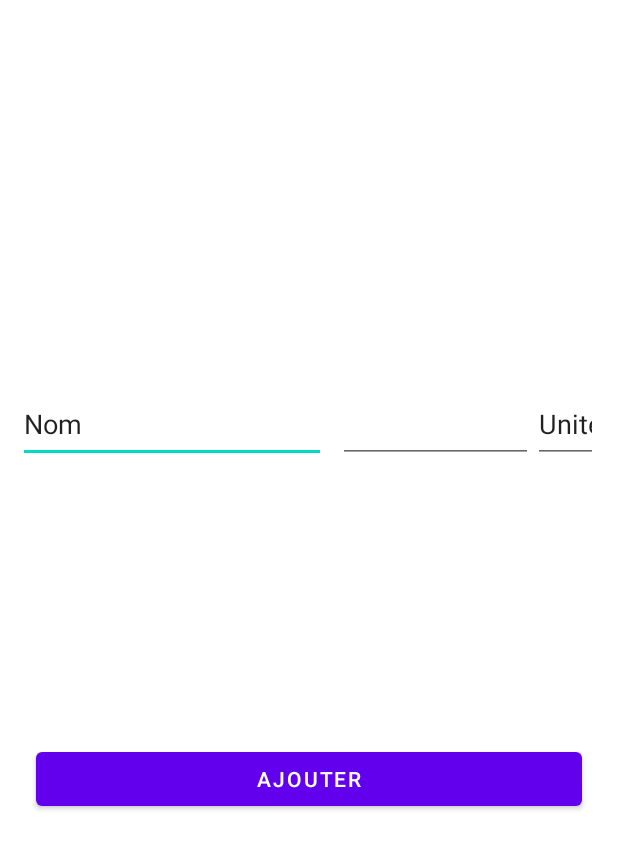
After one commit to OdArthur/LesRecettesDuPetitEtudiant, an Android app: the layout activity_add_to_basket.xml on its own in the app's theme, with its tools: preview values and no code run, on a phone screen of 412 x 824 dp. The commit adds this screen. Shown: the top 849 px of the screen. Run offline under Robolectric (Android 15) with nearby library versions, the phone set to English and light mode, and no system bars.

Commit message:
Feat :  add fuction add to basket + activity

```diff
--- a/app/src/main/java/com/example/lesrecettesdupetitetudiant/MainActivity.kt
+++ b/app/src/main/java/com/example/lesrecettesdupetitetudiant/MainActivity.kt
@@ -45,6 +45,9 @@ class MainActivity : AppCompatActivity() {
             {
                 Snackbar.make(view, "Ajouter un ingrédient au panier", Snackbar.LENGTH_LONG)
                     .setAction("Action", null).show()
+
+                /*intent = Intent(this, AddToBasket::class.java)
+                startActivity(intent)*/
             }
             else if( binding.appBarMain.toolbar.title.toString() == "Réfrigérateur" )
             {
--- /dev/null
+++ b/app/src/main/res/layout/activity_add_to_basket.xml
@@ -0,0 +1,62 @@
+<?xml version="1.0" encoding="utf-8"?>
+<androidx.constraintlayout.widget.ConstraintLayout xmlns:android="http://schemas.android.com/apk/res/android"
+    xmlns:app="http://schemas.android.com/apk/res-auto"
+    xmlns:tools="http://schemas.android.com/tools"
+    android:layout_width="match_parent"
+    android:layout_height="match_parent">
+
+    <EditText
+        android:id="@+id/BasketIngredient"
+        android:layout_width="205dp"
+        android:layout_height="51dp"
+        android:layout_marginStart="12dp"
+        android:ems="10"
+        android:inputType="textPersonName"
+        android:text="Nom"
+        app:layout_constraintBottom_toBottomOf="parent"
+        app:layout_constraintStart_toStartOf="parent"
+        app:layout_constraintTop_toTopOf="parent"
+        app:layout_constraintVertical_bias="0.333" />
+
+    <EditText
+        android:id="@+id/BasketQuantity"
+        android:layout_width="130dp"
+        android:layout_height="51dp"
+        android:layout_marginStart="8dp"
+        android:ems="10"
+        android:inputType="number"
+        app:layout_constraintBottom_toBottomOf="parent"
+        app:layout_constraintStart_toEndOf="@+id/BasketIngredient"
+        app:layout_constraintTop_toTopOf="parent"
+        app:layout_constraintVertical_bias="0.333" />
+
+    <EditText
+        android:id="@+id/BasketUnit"
+        android:layout_width="43dp"
+        android:layout_height="51dp"
+        android:layout_marginEnd="28dp"
+        android:ems="10"
+        android:inputType="textPersonName"
+        android:text="Unité"
+        app:layout_constraintBottom_toBottomOf="parent"
+        app:layout_constraintEnd_toEndOf="parent"
+        app:layout_constraintHorizontal_bias="0.0"
+        app:layout_constraintStart_toEndOf="@+id/BasketQuantity"
+        app:layout_constraintTop_toTopOf="parent"
+        app:layout_constraintVertical_bias="0.333" />
+
+    <Button
+        android:id="@+id/BTNAdd"
+        android:layout_width="0dp"
+        android:layout_height="wrap_content"
+        android:layout_marginStart="24dp"
+
+        android:layout_marginEnd="24dp"
+        android:text="Ajouter"
+        app:layout_constraintBottom_toBottomOf="parent"
+        app:layout_constraintEnd_toEndOf="parent"
+        app:layout_constraintHorizontal_bias="0.0"
+        app:layout_constraintStart_toStartOf="parent"
+        app:layout_constraintTop_toTopOf="parent"
+        app:layout_constraintVertical_bias="0.638" />
+</androidx.constraintlayout.widget.ConstraintLayout>
```
Also changed, not shown: app/src/main/java/com/example/lesrecettesdupetitetudiant/AddToBasket.kt (added, +34 -0 lines), app/src/main/java/com/example/lesrecettesdupetitetudiant/MaBDHelper.kt (+19 -0 lines), app/src/main/res/layout/fragment_gallery.xml (+3 -9 lines).
